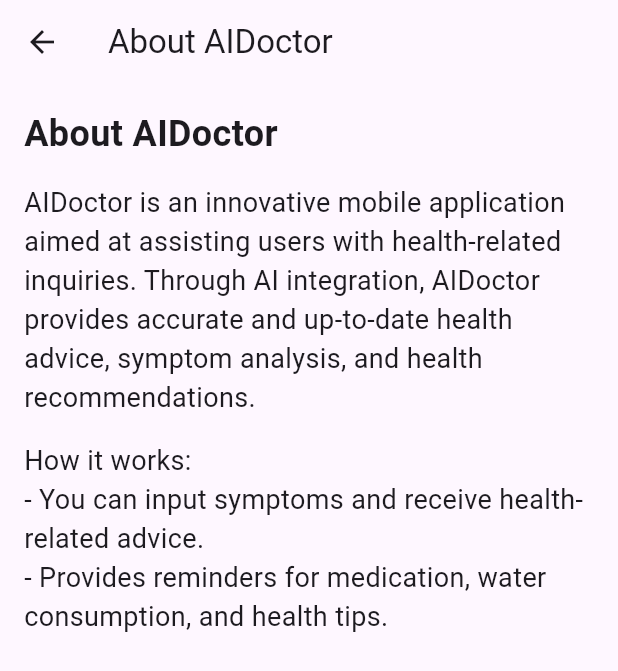
After one commit to Tantelinandrasana/AIDoctor, a Flutter app: the screen it shows after launch, after a tap on "About AIDoctor", on a phone screen of 412 x 824 dp. The commit adds this screen. Shown: the top 671 px of the screen. Run offline on Flutter 3.47's test engine with Material 3 defaults, Android fonts, the phone set to English and light mode, and no system bars.

Commit message:
ajout des pages about_page.dart et home_screen.dart pour l'affichage des propos

```diff
--- /dev/null
+++ b/aidoc_app/lib/screens/about_page.dart
@@ -0,0 +1,34 @@
+import 'package:flutter/material.dart';
+
+class AboutPage extends StatelessWidget {
+  const AboutPage({Key? key}) : super(key: key);
+
+  @override
+  Widget build(BuildContext context) {
+    return Scaffold(
+      appBar: AppBar(title: const Text('About AIDoctor')),
+      body: Padding(
+        padding: const EdgeInsets.all(16.0),
+        child: Column(
+          crossAxisAlignment: CrossAxisAlignment.start,
+          children: const [
+            Text(
+              'About AIDoctor',
+              style: TextStyle(fontSize: 24, fontWeight: FontWeight.bold),
+            ),
+            SizedBox(height: 16),
+            Text(
+              'AIDoctor is an innovative mobile application aimed at assisting users with health-related inquiries. Through AI integration, AIDoctor provides accurate and up-to-date health advice, symptom analysis, and health recommendations.',
+              style: TextStyle(fontSize: 18),
+            ),
+            SizedBox(height: 16),
+            Text(
+              'How it works: \n- You can input symptoms and receive health-related advice.\n- Provides reminders for medication, water consumption, and health tips.',
+              style: TextStyle(fontSize: 18),
+            ),
+          ],
+        ),
+      ),
+    );
+  }
+}
--- a/aidoc_app/lib/screens/home_screen.dart
+++ b/aidoc_app/lib/screens/home_screen.dart
@@ -1,3 +1,4 @@
+import 'package:aidoc_app/screens/about_page.dart';
 import 'package:aidoc_app/screens/articles_screen.dart';
 import 'package:flutter/material.dart';
 import 'symptom_checker_screen.dart';
@@ -52,6 +53,15 @@
                 );
               },
             ),
+            ElevatedButton(
+              onPressed: () {
+                Navigator.push(
+                  context,
+                  MaterialPageRoute(builder: (context) => const AboutPage()),
+                );
+              },
+              child: const Text('About AIDoctor'),
+            ),
           ],
         ),
       ),
```
